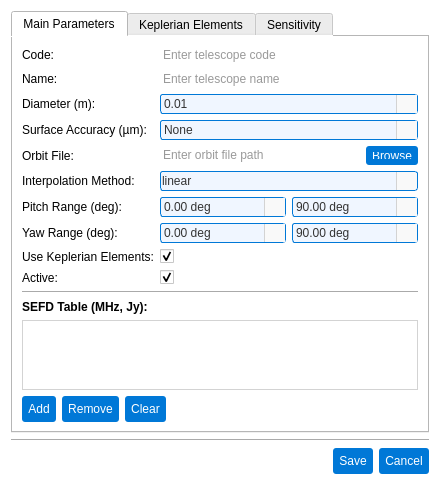
This is pastrocore/gui_pyside/dialog_editor_space_telescope.ui in Torward1024/pAstroCORE as Qt 5 draws it before an edit. The edited form follows.
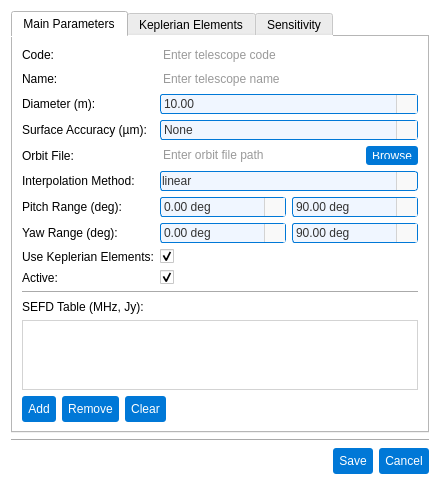
This is the edited form. Icons and pictures are not drawn.

The edit to the form file:
```diff
--- a/pastrocore/gui_pyside/dialog_editor_space_telescope.ui
+++ b/pastrocore/gui_pyside/dialog_editor_space_telescope.ui
@@ -126,7 +126,7 @@
           <font>
            <family>Arial</family>
            <pointsize>9</pointsize>
-           <bold>true</bold>
+           <bold>false</bold>
           </font>
          </property>
          <property name="text">
@@ -457,11 +457,14 @@
             <number>2</number>
            </property>
            <property name="minimum">
-            <double>0.010000000000000</double>
+            <double>1.000000000000000</double>
            </property>
            <property name="maximum">
             <double>1000.000000000000000</double>
            </property>
+           <property name="value">
+            <double>10.000000000000000</double>
+           </property>
           </widget>
          </item>
          <item row="3" column="0">
```
